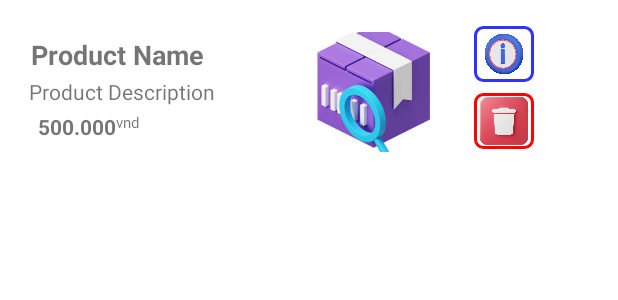
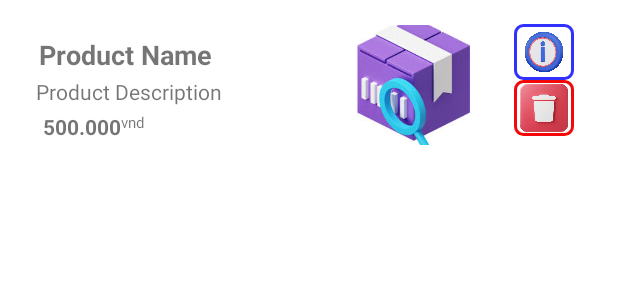
Before and after one commit to TrungK2Tan/QLyCH, an Android app: the layout admin_item_product.xml on its own in the app's theme, with its tools: preview values and no code run, on a phone screen of 412 x 824 dp. Shown: the top 300 px of the screen. Run offline under Robolectric (Android 15) with nearby library versions, the phone set to English and light mode, and no system bars.

Commit message:
fix giao dien tieng viet tip

```diff
--- a/app/src/main/java/com/example/quanlych/adapter/ProductAdapter.kt
+++ b/app/src/main/java/com/example/quanlych/adapter/ProductAdapter.kt
@@ -28,7 +28,7 @@ class ProductAdapter(private val productList: List<Product>) :
         val product = productList[position]
         holder.productImage.setImageResource(product.imageResId)
         holder.productName.text = product.name
-        holder.productPrice.text = "${product.price} "
+        holder.productPrice.text = "${product.price} $"
     }
 
     override fun getItemCount(): Int {
--- a/app/src/main/res/layout/admin_item_product.xml
+++ b/app/src/main/res/layout/admin_item_product.xml
@@ -8,11 +8,10 @@
     android:padding="8dp">
 
     <androidx.constraintlayout.widget.ConstraintLayout
-        android:layout_width="369dp"
-        android:layout_height="107dp">
+        android:layout_width="match_parent"
+        android:layout_height="wrap_content">
 
         <ImageView
-
             android:id="@+id/imgdetails"
             android:layout_width="40dp"
             android:layout_height="37dp"
@@ -24,8 +23,7 @@
             app:layout_constraintStart_toEndOf="@+id/productImage"
             app:layout_constraintTop_toTopOf="parent"
             app:layout_constraintVertical_bias="0.166"
-            android:src="@drawable/details"
-            />
+            android:src="@drawable/details" />
 
         <ImageView
             android:id="@+id/imagedelete"
@@ -37,8 +35,7 @@
             app:layout_constraintBottom_toBottomOf="parent"
             app:layout_constraintEnd_toEndOf="parent"
             app:layout_constraintHorizontal_bias="0.464"
-            app:layout_constraintStart_toEndOf="@+id/productImage"
-            />
+            app:layout_constraintStart_toEndOf="@+id/productImage" />
 
         <TextView
             android:id="@+id/productDescription"
@@ -96,12 +93,11 @@
             android:layout_height="wrap_content"
             android:layout_marginTop="4dp"
             android:text="vnd"
-            android:textSize="10dp"
+            android:textSize="10sp"
             app:layout_constraintEnd_toStartOf="@+id/productImage"
             app:layout_constraintHorizontal_bias="0.0"
             app:layout_constraintStart_toEndOf="@+id/productPrice"
             app:layout_constraintTop_toBottomOf="@+id/productDescription" />
 
     </androidx.constraintlayout.widget.ConstraintLayout>
-
 </LinearLayout>
```
Also changed, not shown: app/src/main/java/com/example/quanlych/ui/gallery/GalleryFragment.kt (+12 -12 lines), app/src/main/java/com/example/quanlych/ui/home/HomeFragment.kt (+10 -10 lines), app/src/main/res/layout/fragment_admin_product.xml (+7 -7 lines).
